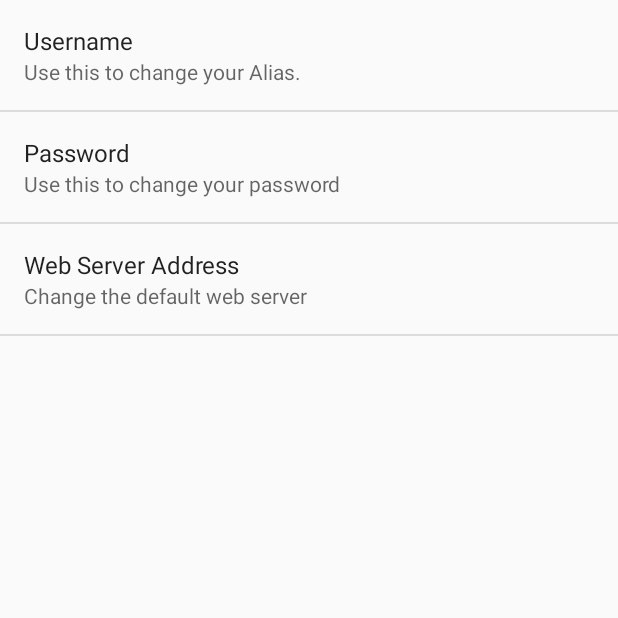
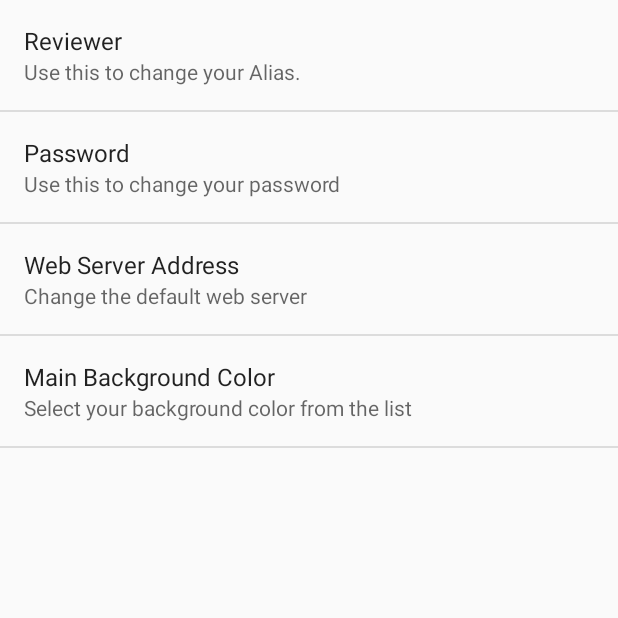
Before and after one commit to MJHowatCreations/OscarReviews-AndroidApacheServer, an Android app: the screen it shows after launch (PrefsActivity), in the options menu, after a tap on "Settings", on a phone screen of 412 x 824 dp, the top half of it. Run offline under Robolectric (Android 15) with nearby library versions, the phone set to English and light mode, and no system bars.

Commit message:
working on post

```diff
--- a/app/src/main/java/ca/mhowatnait/lab1_oscarreviews/OscarSendActivity.java
+++ b/app/src/main/java/ca/mhowatnait/lab1_oscarreviews/OscarSendActivity.java
@@ -2,6 +2,7 @@ package ca.mhowatnait.lab1_oscarreviews;
 
 import android.content.Intent;
 import android.content.SharedPreferences;
+import android.graphics.Color;
 import android.preference.PreferenceManager;
 import android.support.v7.app.AppCompatActivity;
 import android.os.Bundle;
@@ -9,6 +10,8 @@ import android.view.Menu;
 import android.view.MenuInflater;
 import android.view.MenuItem;
 import android.view.View;
+import android.widget.EditText;
+import android.widget.Toast;
 
 import org.apache.http.NameValuePair;
 import org.apache.http.client.HttpClient;
@@ -17,8 +20,35 @@ import org.apache.http.client.methods.HttpPost;
 import org.apache.http.impl.client.DefaultHttpClient;
 import org.apache.http.message.BasicNameValuePair;
 
-public class OscarSendActivity extends AppCompatActivity implements View.OnClickListener {
+import java.util.ArrayList;
+import java.util.List;
+
+public class OscarSendActivity extends AppCompatActivity implements View.OnClickListener, SharedPreferences.OnSharedPreferenceChangeListener {
     SharedPreferences settings;
+    View mainView;
+
+
+//    OVERRIDE METHODS
+
+    @Override
+    protected void onCreate(Bundle savedInstanceState) {
+        super.onCreate(savedInstanceState);
+        setContentView(R.layout.activity_oscar_send);
+        settings = PreferenceManager.getDefaultSharedPreferences(this);
+
+        mainView = findViewById(R.id.layout_send_activity);
+        String bgColor = settings.getString("main_bg_color_list", "#FFFFFF" );
+
+        mainView.setBackgroundColor(Color.parseColor(bgColor));
+    }
+
+
+    @Override
+    public void onSharedPreferenceChanged(SharedPreferences sharedPreferences, String s) {
+        String bgColor = settings.getString("main_bg_color_list", "#FFFFFF" );
+        mainView.setBackgroundColor(Color.parseColor(bgColor));
+
+    }
 
     @Override
     public boolean onCreateOptionsMenu(Menu menu) {
@@ -51,14 +81,40 @@ public class OscarSendActivity extends AppCompatActivity implements View.OnClick
     }
 
     @Override
-    protected void onCreate(Bundle savedInstanceState) {
-        super.onCreate(savedInstanceState);
-        setContentView(R.layout.activity_oscar_send);
-        settings = PreferenceManager.getDefaultSharedPreferences(this);
+    public void onClick(View view) {
+
+
     }
 
-    @Override
-    public void onClick(View view) {
+//    METHODS
 
+    private void postToChatter()
+    {
+        EditText editTextReview = (EditText)findViewById(R.id.edit_text_review);
+        EditText editTextNominee = (EditText)findViewById(R.id.edit_text_nominee);
+        String chatReview = editTextReview.getText().toString();
+        String chatNominee = editTextNominee.getText().toString();
+        String userName = settings.getString("reviewer_name", "Harvey Weinstein");
+        String password = settings.getString("user_password", "none");
+        try
+        {
+            HttpClient client = new DefaultHttpClient();
+            HttpPost post = new HttpPost("http://www.youcode.ca/Lab01Servlet");
+            List<NameValuePair> postParameters = new ArrayList<NameValuePair>();
+            postParameters.add(new BasicNameValuePair("DATA", chat));
+            postParameters.add(new BasicNameValuePair("LOGIN_NAME", userName));
+            UrlEncodedFormEntity formEntity = new UrlEncodedFormEntity(postParameters);
+            post.setEntity(formEntity);
+            client.execute(post);
+
+        }
+        catch(Exception e)
+        {
+            Toast.makeText(this, "Error:" + e, Toast.LENGTH_LONG).show();
+        }
+        edittext.getText().clear();
     }
+
+
+
 }
--- /dev/null
+++ b/app/src/main/res/values/arrays.xml
@@ -0,0 +1,24 @@
+<?xml version="1.0" encoding="utf-8"?>
+<resources>
+    <string-array name="color_names">
+        <item name="red">Red</item>
+        <item name="green">Green</item>
+        <item name="blue">Blue</item>
+        <item name="gray">Gray</item>
+        <item name="white">White</item>
+        <item name="black">Black</item>
+
+    </string-array>
+    <string-array name="color_values">
+        <item name="red">#990000</item>
+        <item name="green">#009900</item>
+        <item name="blue">#000099</item>
+        <item name="gray">#cccccc</item>
+        <item name="white">#ffffff</item>
+        <item name="black">#333333</item>
+    </string-array>
+
+
+
+
+</resources>
--- a/app/src/main/res/xml/preferences.xml
+++ b/app/src/main/res/xml/preferences.xml
@@ -2,14 +2,15 @@
 <PreferenceScreen xmlns:android="http://schemas.android.com/apk/res/android">
 
     <EditTextPreference
-        android:key="user_name"
-        android:title="Username"
+        android:key="reviewer_name"
+        android:title="Reviewer"
         android:summary="Use this to change your Alias."
         />
     <EditTextPreference
         android:key="user_password"
         android:title="Password"
         android:summary="Use this to change your password"
+        android:password="true"
         android:defaultValue=""
         />
     <EditTextPreference
@@ -19,6 +20,14 @@
         android:defaultValue=""
         />
 
+    <ListPreference
+        android:key="main_bg_color_list"
+        android:title="Main Background Color"
+        android:summary="Select your background color from the list"
+        android:entries="@array/color_names"
+        android:entryValues="@array/color_values"
+        />
+
 
 
 </PreferenceScreen>
```
Also changed, not shown: app/src/main/res/layout/activity_oscar_send.xml (+69 -10 lines), app/src/main/res/values/strings.xml (+23 -1 lines).
